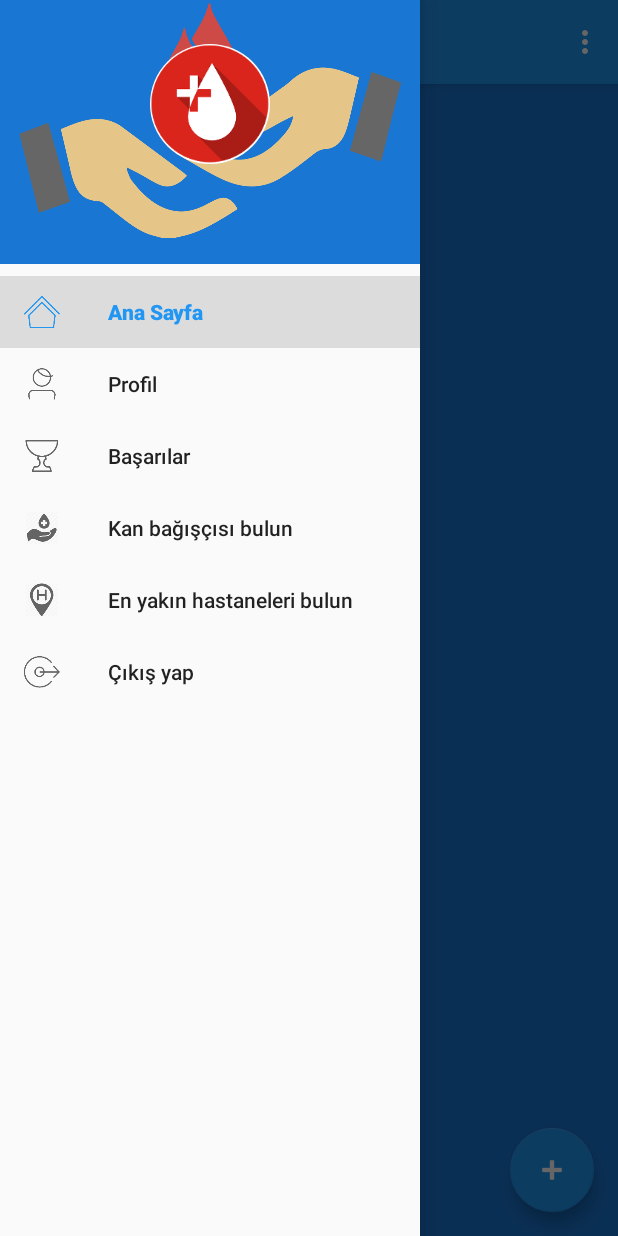
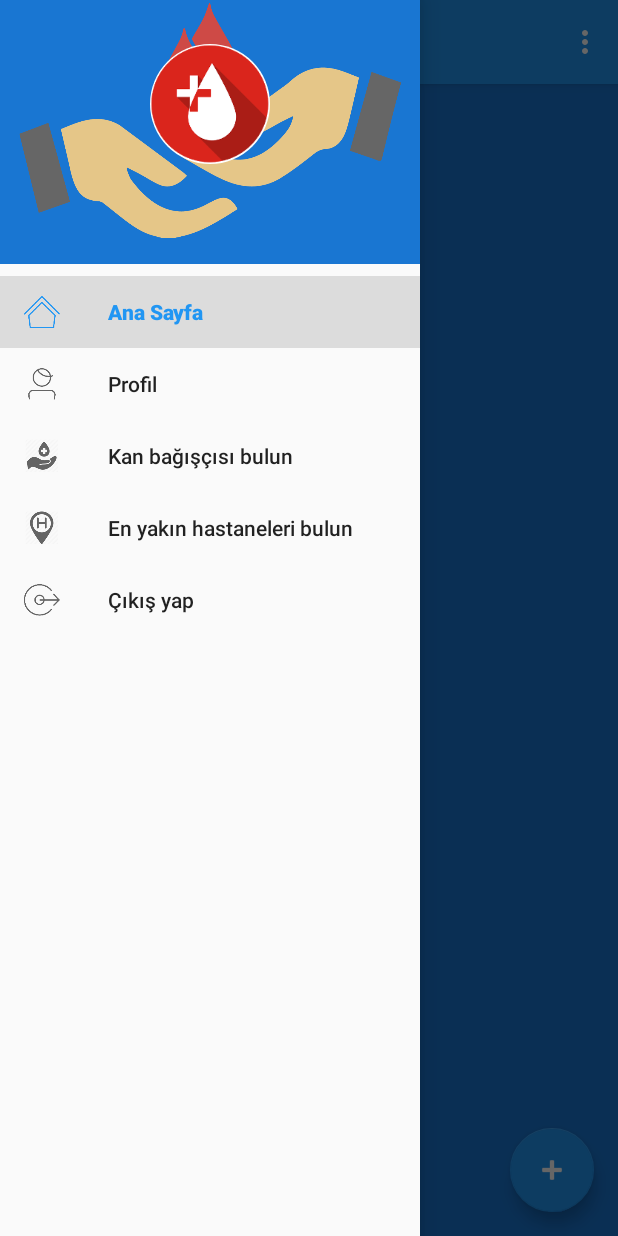
Before and after one commit to CUSENG/Donoroid-App, an Android app: the screen it shows after launch once a user with an empty profile is signed in (Dashboard), with the side drawer open, on a phone screen of 412 x 824 dp. Run offline under Robolectric (Android 15) with nearby library versions, the phone set to English and light mode, and no system bars; our stand-ins replace Firebase (no records; nobody signed in at launch, a user with empty details on screens opened directly); 1 statement that could not run was skipped.

Commit message:
Hide achievements

```diff
--- a/app/src/main/res/menu/activity_dashboard_drawer.xml
+++ b/app/src/main/res/menu/activity_dashboard_drawer.xml
@@ -16,7 +16,8 @@
         <item
             android:id="@+id/user_achiev"
             android:icon="@drawable/ic_menu_achievements"
-            android:title="@string/achiev" />
+            android:title="@string/achiev"
+            android:visible="false"/>
 
         <item
             android:id="@+id/blood_storage"
```
